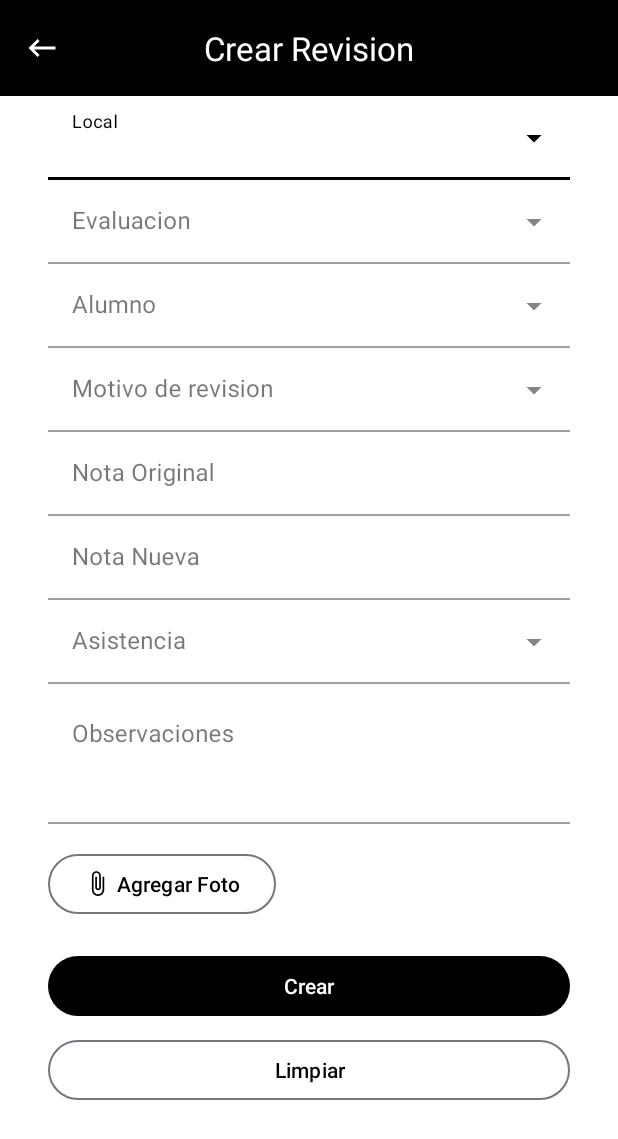
After one commit to EdwinPalacio5/peche, an Android app: the CrearRevisionActivity screen opened directly, with no data from a screen before it, on a phone screen of 412 x 824 dp. The commit adds this screen. Shown: the top 1139 px of the screen. Run offline under Robolectric (Android 15) with nearby library versions, the phone set to English and light mode, and no system bars; our stand-ins replace Volley; network calls fail; pictures from the network do not load.

Commit message:
revision register

```diff
--- a/app/src/main/java/com/ues/gpo7fb16014/MainActivity.kt
+++ b/app/src/main/java/com/ues/gpo7fb16014/MainActivity.kt
@@ -11,7 +11,7 @@ import com.ues.gpo7fb16014.db.ControlDB
 class MainActivity : AppCompatActivity() {
 
     var menu = arrayOf("Alumnos", "Materias", "Docentes", "Agregar Evidencias")//"LLENADO DE DATOS"
-    var activities = arrayOf("AlumnoActivity", "MateriaActivity", "DocenteActivity", "CamaraActivity")
+    var activities = arrayOf("AlumnoActivity", "MateriaActivity", "DocenteActivity", "RevisionActivity")
     var binding : ActivityMainBinding? = null
 
     override fun onCreate(savedInstanceState: Bundle?) {
--- a/app/src/main/java/com/ues/gpo7fb16014/crud/CamaraFragment.kt
+++ b/app/src/main/java/com/ues/gpo7fb16014/crud/CamaraFragment.kt
@@ -158,8 +158,6 @@ class CamaraFragment : Fragment() {
         ft.remove(this)
         ft.setTransition(FragmentTransaction.TRANSIT_FRAGMENT_CLOSE)
         ft.commit()
-
-        requireActivity().onBackPressedDispatcher.onBackPressed()
     }
 
     private fun clearPhoto() {
--- /dev/null
+++ b/app/src/main/java/com/ues/gpo7fb16014/crud/revision/CrearRevisionActivity.kt
@@ -0,0 +1,167 @@
+package com.ues.gpo7fb16014.crud.revision
+
+import android.graphics.BitmapFactory
+import android.net.Uri
+import android.os.Bundle
+import android.view.View
+import android.view.ViewGroup
+import android.widget.ArrayAdapter
+import android.widget.TextView
+import androidx.appcompat.app.AppCompatActivity
+import androidx.fragment.app.FragmentManager
+import androidx.fragment.app.FragmentTransaction
+import com.android.volley.DefaultRetryPolicy
+import com.android.volley.Request
+import com.android.volley.RequestQueue
+import com.android.volley.toolbox.StringRequest
+import com.android.volley.toolbox.Volley
+import com.bumptech.glide.Glide
+import com.google.gson.GsonBuilder
+import com.ues.gpo7fb16014.Constants
+import com.ues.gpo7fb16014.crud.CamaraFragment
+import com.ues.gpo7fb16014.databinding.ActivityCrearRevisionBinding
+import com.ues.gpo7fb16014.models.Alumno
+import com.ues.gpo7fb16014.models.Revision
+import com.ues.gpo7fb16014.rotate
+import com.ues.gpo7fb16014.toBase64
+import org.json.JSONObject
+import java.io.File
+import java.util.Locale
+
+class CrearRevisionActivity : AppCompatActivity() {
+    var binding : ActivityCrearRevisionBinding? = null
+
+    var revision : Revision = Revision()
+    var alumnos : ArrayList<Alumno> = ArrayList()
+    //locales, motivos
+
+    private lateinit var requestQueue: RequestQueue
+    private val url = "${Constants.url}/api/revisiones"
+    private val urlData = "${Constants.url}/api/data-revision"
+
+    override fun onCreate(savedInstanceState: Bundle?) {
+        super.onCreate(savedInstanceState)
+        binding = ActivityCrearRevisionBinding.inflate(layoutInflater, null, false)
+
+        binding?.let {binding ->
+            binding.btnAgregarFoto.setOnClickListener { takePhoto() }
+        }
+
+        requestData()
+
+        setContentView(binding!!.root)
+    }
+
+    private fun requestData() {
+
+        requestQueue = Volley.newRequestQueue(this)
+
+        val getRequest = StringRequest(Request.Method.GET, urlData,
+            { response ->
+                println(response)
+                val gson = GsonBuilder().create()
+                //inicializar
+                alumnos = ArrayList()
+
+
+                val result = JSONObject(response)
+                val alumnosArray = result.getJSONArray("alumnos")
+                for (x in 0 until alumnosArray.length()) {
+                    val jsonObject : JSONObject = alumnosArray.getJSONObject(x)
+                    val item: Alumno = gson.fromJson(jsonObject.toString(), Alumno::class.java)
+                    alumnos.add(item)
+                }
+                renderAlumnos()
+                binding?.let {
+                    it.loading.visibility = View.GONE
+                }
+            },
+            { error ->
+                println(error)
+                binding?.let {
+                    it.loading.visibility = View.GONE
+                }
+            }).apply {
+            retryPolicy = DefaultRetryPolicy(15000,
+                DefaultRetryPolicy.DEFAULT_MAX_RETRIES,
+                DefaultRetryPolicy.DEFAULT_BACKOFF_MULT)
+        }
+
+        requestQueue.add(getRequest)
+    }
+
+
+    private fun renderAlumnos() {
+        val adapter: ArrayAdapter<Alumno> = object : ArrayAdapter<Alumno>(this, android.R.layout.simple_spinner_item, alumnos) {
+            override fun getView(position: Int, convertView: View?, parent: ViewGroup): View {
+                val v = super.getView(position, convertView, parent)
+                (v as TextView).textSize = 14f
+                v.text = alumnos[position].nombre
+
+                v.post {
+                    v.isSingleLine = false
+                    v.getLayoutParams().height = ViewGroup.LayoutParams.WRAP_CONTENT
+                }
+                return v
+            }
+        }
+
+        binding?.let { binding ->
+            binding.localSpinner.setAdapter(adapter)
+            binding.localSpinner.setText("Select", false)
+            binding.localSpinner.setOnItemClickListener { parent, view, position, id ->
+                revision.alumno_id = alumnos[position].id
+                revision.carnet = alumnos[position].carnet
+            }
+        }
+
+    }
+
+    private fun takePhoto() {
+        val fm: FragmentManager = supportFragmentManager
+        val ft = fm.beginTransaction()
+        val takePhotoFragment = CamaraFragment()
+        binding?.layoutMain?.let { ft.add(it.id, takePhotoFragment, "TAKE_PHOT0") }
+        ft.setReorderingAllowed(true)
+        ft.setTransition(FragmentTransaction.TRANSIT_FRAGMENT_OPEN)
+        ft.commit()
+        fm.setFragmentResultListener("take_photo", this) { requestKey: String?, bundle: Bundle? ->
+            bundle?.let {
+                revision.filename = it.getString("filename", revision.filename)
+                renderFoto(revision.filename)
+                println(revision.filename)
+                println(getBase64(filename = revision.filename))
+            }
+        }
+    }
+
+    private fun renderFoto(filename: String) {
+        binding?.let { binding ->
+            val path : String = filesDir.path
+            if (filename.isNotEmpty()) {
+                val imgFile: File = File(path, filename)
+                if (imgFile.exists()) {
+                    Glide.with(this)
+                        .load(Uri.fromFile(imgFile))
+                        .into(binding.imageRevision)
+                }
+            }
+        }
+    }
+
+    fun getBase64(filename : String) : String{
+        var base64 = ""
+        try {
+            val path : String = filesDir.path
+            val file = File(path, filename)
+            if (file.exists()) {
+                val bmOptions = BitmapFactory.Options()
+                val bitmap = BitmapFactory.decodeFile(file.absolutePath, bmOptions)
+                base64 = bitmap.toBase64()// get base64 encoded string.
+            }
+        } catch (e: Exception) {
+            e.printStackTrace()
+        }
+        return base64
+    }
+}
--- /dev/null
+++ b/app/src/main/java/com/ues/gpo7fb16014/crud/revision/RevisionListAdapter.kt
@@ -0,0 +1,4 @@
+package com.ues.gpo7fb16014.crud.revision
+
+class RevisionListAdapter {
+}
--- a/app/src/main/java/com/ues/gpo7fb16014/models/Alumno.kt
+++ b/app/src/main/java/com/ues/gpo7fb16014/models/Alumno.kt
@@ -11,4 +11,8 @@ data class Alumno (
     var nombre : String = "",
     @SerializedName("carrera")
     var carrera : String = "",
-)
+){
+    override fun toString(): String {
+        return nombre
+    }
+}
--- a/app/src/main/java/com/ues/gpo7fb16014/models/FileFoto.kt
+++ /dev/null
@@ -1,5 +0,0 @@
-package com.ues.gpo7fb16014.models
-
-class FileFoto {
-
-}
--- /dev/null
+++ b/app/src/main/java/com/ues/gpo7fb16014/models/Revision.kt
@@ -0,0 +1,37 @@
+package com.ues.gpo7fb16014.models
+
+import com.google.gson.annotations.SerializedName
+
+data class Revision(
+    @SerializedName("id")
+    var id : Int = 0,
+    @SerializedName("test_id")
+    var test_id : Int = 0,
+    @SerializedName("alumno_id")
+    var alumno_id : Int = 0,
+    @SerializedName("location_id")
+    var location_id : Int = 0,
+    @SerializedName("motivo_id")
+    var motivo_id : Int = 0,
+    @SerializedName("asistencia")
+    var asistencia : Int = 0,
+    @SerializedName("nota_original")
+    var nota_original : Double = 0.0,
+    @SerializedName("nueva_nota")
+    var nueva_nota : Double = 0.0,
+    @SerializedName("observaciones")
+    var observaciones : String = "",
+    @SerializedName("created_at")
+    var created_at : String = "",
+    @SerializedName("updated_at")
+    var updated_at : String = "",
+    @SerializedName("cod_eva")
+    var cod_eva : String = "",
+    @SerializedName("cod_motivo")
+    var cod_motivo : String = "",
+    @SerializedName("cod_local")
+    var cod_local : String = "",
+    @SerializedName("carnet")
+    var carnet : String = "",
+    var filename : String = ""
+)
--- /dev/null
+++ b/app/src/main/res/drawable/baseline_attach_file_24.xml
@@ -0,0 +1,5 @@
+<vector android:height="24dp" android:tint="#FFFFFF"
+    android:viewportHeight="24" android:viewportWidth="24"
+    android:width="24dp" xmlns:android="http://schemas.android.com/apk/res/android">
+    <path android:fillColor="@android:color/white" android:pathData="M16.5,6v11.5c0,2.21 -1.79,4 -4,4s-4,-1.79 -4,-4V5c0,-1.38 1.12,-2.5 2.5,-2.5s2.5,1.12 2.5,2.5v10.5c0,0.55 -0.45,1 -1,1s-1,-0.45 -1,-1V6H10v9.5c0,1.38 1.12,2.5 2.5,2.5s2.5,-1.12 2.5,-2.5V5c0,-2.21 -1.79,-4 -4,-4S7,2.79 7,5v12.5c0,3.04 2.46,5.5 5.5,5.5s5.5,-2.46 5.5,-5.5V6h-1.5z"/>
+</vector>
--- /dev/null
+++ b/app/src/main/res/layout/activity_crear_revision.xml
@@ -0,0 +1,245 @@
+<?xml version="1.0" encoding="utf-8"?>
+<FrameLayout
+    android:id="@+id/layoutMain"
+    xmlns:android="http://schemas.android.com/apk/res/android"
+    xmlns:app="http://schemas.android.com/apk/res-auto"
+    android:layout_width="match_parent"
+    android:layout_height="match_parent">
+    <androidx.coordinatorlayout.widget.CoordinatorLayout
+        android:id="@+id/coordinatorLayoutMain"
+        android:layout_width="match_parent"
+        android:layout_height="match_parent"
+        android:background="@color/white"
+        android:clickable="true"
+        android:focusable="true"
+        android:visibility="visible">
+
+        <com.google.android.material.appbar.AppBarLayout
+            android:id="@+id/appBarLayout"
+            android:layout_width="match_parent"
+            android:layout_height="wrap_content"
+            android:background="@color/black"
+            android:fitsSystemWindows="true">
+
+            <com.google.android.material.appbar.MaterialToolbar
+                android:id="@+id/toolbar"
+                android:layout_width="match_parent"
+                android:layout_height="wrap_content"
+                app:layout_collapseMode="pin"
+                app:title="Crear Revision"
+                app:titleCentered="true"
+                app:titleTextColor="@color/white"
+                app:navigationIcon="@drawable/outline_keyboard_backspace_24"
+                app:navigationIconTint="@color/white"/>
+
+        </com.google.android.material.appbar.AppBarLayout>
+
+
+        <androidx.appcompat.widget.LinearLayoutCompat
+            android:layout_width="match_parent"
+            android:layout_height="wrap_content"
+            app:layout_behavior="@string/appbar_scrolling_view_behavior"
+            android:orientation="vertical">
+
+            <ScrollView
+                android:layout_width="match_parent"
+                android:layout_height="match_parent">
+                <androidx.appcompat.widget.LinearLayoutCompat
+                    android:layout_width="match_parent"
+                    android:layout_height="wrap_content"
+                    android:orientation="vertical"
+                    android:paddingHorizontal="32dp">
+                    <com.google.android.material.textfield.TextInputLayout
+                        android:id="@+id/textInputLayoutLocal"
+                        android:layout_width="match_parent"
+                        android:layout_height="wrap_content"
+                        app:hintEnabled="true"
+                        android:hint="Local"
+                        app:boxBackgroundColor="@color/white"
+                        style="@style/Widget.MaterialComponents.TextInputLayout.FilledBox.ExposedDropdownMenu">
+
+                        <AutoCompleteTextView
+                            android:id="@+id/localSpinner"
+                            android:layout_width="match_parent"
+                            android:layout_height="wrap_content"
+                            android:gravity="center_vertical"
+                            android:singleLine="true"
+                            android:editable="false"/>
+
+                    </com.google.android.material.textfield.TextInputLayout>
+                    <com.google.android.material.textfield.TextInputLayout
+                        android:id="@+id/textInputLayoutEvaluacion"
+                        android:layout_width="match_parent"
+                        android:layout_height="wrap_content"
+                        app:hintEnabled="true"
+                        android:hint="Evaluacion"
+                        app:boxBackgroundColor="@color/white"
+                        style="@style/Widget.MaterialComponents.TextInputLayout.FilledBox.ExposedDropdownMenu">
+
+                        <AutoCompleteTextView
+                            android:id="@+id/evaluacionSpinner"
+                            android:layout_width="match_parent"
+                            android:layout_height="wrap_content"
+                            android:gravity="center_vertical"
+                            android:singleLine="true"
+                            android:editable="false"/>
+
+                    </com.google.android.material.textfield.TextInputLayout>
+                    <com.google.android.material.textfield.TextInputLayout
+                        android:id="@+id/textInputLayoutAlumno"
+                        android:layout_width="match_parent"
+                        android:layout_height="wrap_content"
+                        app:hintEnabled="true"
+                        android:hint="Alumno"
+                        app:boxBackgroundColor="@color/white"
+                        style="@style/Widget.MaterialComponents.TextInputLayout.FilledBox.ExposedDropdownMenu">
+
+                        <AutoCompleteTextView
+                            android:id="@+id/alumnoSpinner"
+                            android:layout_width="match_parent"
+                            android:layout_height="wrap_content"
+                            android:gravity="center_vertical"
+                            android:singleLine="true"
+                            android:editable="false"/>
+
+                    </com.google.android.material.textfield.TextInputLayout>
+                    <com.google.android.material.textfield.TextInputLayout
+                        android:id="@+id/textInputLayoutMotivo"
+                        android:layout_width="match_parent"
+                        android:layout_height="wrap_content"
+                        app:hintEnabled="true"
+                        android:hint="Motivo de revision"
+                        app:boxBackgroundColor="@color/white"
+                        style="@style/Widget.MaterialComponents.TextInputLayout.FilledBox.ExposedDropdownMenu">
+
+                        <AutoCompleteTextView
+                            android:id="@+id/motivoSpinner"
+                            android:layout_width="match_parent"
+                            android:layout_height="wrap_content"
+                            android:gravity="center_vertical"
+                            android:singleLine="true"
+                            android:editable="false"/>
+
+                    </com.google.android.material.textfield.TextInputLayout>
+                    <com.google.android.material.textfield.TextInputLayout
+                        android:id="@+id/textInputLayoutNotaOriginal"
+                        android:layout_width="match_parent"
+                        android:layout_height="wrap_content"
+                        app:hintEnabled="true"
+                        android:hint="Nota Original"
+                        app:boxBackgroundColor="@color/white"
+                        style="@style/Widget.MaterialComponents.TextInputLayout.FilledBox">
+
+                        <com.google.android.material.textfield.TextInputEditText
+                            android:id="@+id/textInputEditTextNotaOriginal"
+                            android:layout_width="match_parent"
+                            android:layout_height="wrap_content"
+                            android:gravity="center_vertical"
+                            android:inputType="numberDecimal"
+                            android:singleLine="true"
+                            android:textAllCaps="true"/>
+
+                    </com.google.android.material.textfield.TextInputLayout>
+                    <com.google.android.material.textfield.TextInputLayout
+                        android:id="@+id/textInputLayoutNotaNueva"
+                        android:layout_width="match_parent"
+                        android:layout_height="wrap_content"
+                        app:hintEnabled="true"
+                        android:hint="Nota Nueva"
+                        app:boxBackgroundColor="@color/white"
+                        style="@style/Widget.MaterialComponents.TextInputLayout.FilledBox">
+
+                        <com.google.android.material.textfield.TextInputEditText
+                            android:id="@+id/textInputEditTextNotaNueva"
+                            android:layout_width="match_parent"
+                            android:layout_height="wrap_content"
+                            android:gravity="center_vertical"
+                            android:inputType="numberDecimal"
+                            android:singleLine="true"
+                            android:textAllCaps="true"/>
+
+                    </com.google.android.material.textfield.TextInputLayout>
+                    <com.google.android.material.textfield.TextInputLayout
+                        android:id="@+id/textInputLayoutAsistencia"
+                        android:layout_width="match_parent"
+                        android:layout_height="wrap_content"
+                        app:hintEnabled="true"
+                        android:hint="Asistencia"
+                        app:boxBackgroundColor="@color/white"
+                        style="@style/Widget.MaterialComponents.TextInputLayout.FilledBox.ExposedDropdownMenu">
+
+                        <AutoCompleteTextView
+                            android:id="@+id/asistenciaSpinner"
+                            android:layout_width="match_parent"
+                            android:layout_height="wrap_content"
+                            android:gravity="center_vertical"
+                            android:singleLine="true"
+                            android:editable="false"/>
+
+                    </com.google.android.material.textfield.TextInputLayout>
+                    <com.google.android.material.textfield.TextInputLayout
+                        android:id="@+id/textInputLayoutObservacion"
+                        android:layout_width="match_parent"
+                        android:layout_height="wrap_content"
+                        app:hintEnabled="true"
+                        android:hint="Observaciones"
+                        app:boxBackgroundColor="@color/white"
+                        style="@style/Widget.MaterialComponents.TextInputLayout.FilledBox">
+
+                        <com.google.android.material.textfield.TextInputEditText
+                            android:id="@+id/textInputEditTextObservaciones"
+                            android:layout_width="match_parent"
+                            android:layout_height="wrap_content"
+                            android:inputType="textMultiLine"
+                            android:minLines="3"
+                            android:gravity="start"/>
+
+                    </com.google.android.material.textfield.TextInputLayout>
+                    <com.google.android.material.button.MaterialButton
+                        android:id="@+id/btnAgregarFoto"
+                        style="@style/Widget.Material3.Button.OutlinedButton"
+                        android:layout_width="wrap_content"
+                        android:layout_height="wrap_content"
+                        android:layout_marginVertical="16dp"
+                        app:icon="@drawable/baseline_attach_file_24"
+                        android:text="Agregar Foto"/>
+
+                    <ImageView
+                        android:id="@+id/imageRevision"
+                        android:layout_width="match_parent"
+                        android:layout_height="wrap_content"/>
+
+                    <com.google.android.material.button.MaterialButton
+                        android:id="@+id/btnCrear"
+                        android:layout_width="match_parent"
+                        android:layout_height="wrap_content"
+                        android:layout_marginVertical="4dp"
+                        android:text="Crear"/>
+                    <com.google.android.material.button.MaterialButton
+                        android:id="@+id/btnLimpiar"
+                        style="@style/Widget.Material3.Button.OutlinedButton"
+                        android:layout_width="match_parent"
+                        android:layout_height="wrap_content"
+                        android:layout_marginVertical="4dp"
+                        android:text="Limpiar"/>
+                </androidx.appcompat.widget.LinearLayoutCompat>
+            </ScrollView>
+        </androidx.appcompat.widget.LinearLayoutCompat>
+
+
+    </androidx.coordinatorlayout.widget.CoordinatorLayout>
+
+    <RelativeLayout
+        android:id="@+id/loading"
+        android:layout_width="match_parent"
+        android:layout_height="match_parent">
+        <com.airbnb.lottie.LottieAnimationView
+            android:id="@+id/imgLoading"
+            android:layout_width="wrap_content"
+            android:layout_height="wrap_content"
+            android:layout_centerInParent="true"
+            app:lottie_autoPlay="true"
+            app:lottie_loop="true"
+            app:lottie_rawRes="@raw/loading"/>
+    </RelativeLayout>
+</FrameLayout>
--- a/app/src/main/res/layout/activity_main.xml
+++ b/app/src/main/res/layout/activity_main.xml
@@ -34,9 +34,10 @@
 
         <RelativeLayout
             android:layout_width="match_parent"
-            android:layout_height="wrap_content"
+            android:layout_height="match_parent"
             app:layout_behavior="@string/appbar_scrolling_view_behavior"
-            android:layout_marginBottom="?actionBarSize">
+            android:layout_marginBottom="?actionBarSize"
+            android:layout_gravity="center">
 
             <ListView
                 android:id="@+id/listMenu"
```
Also changed, not shown: app/src/main/AndroidManifest.xml (+16 -5 lines), app/src/main/java/com/ues/gpo7fb16014/crud/CamaraActivity.kt (+2 -15 lines), app/src/main/java/com/ues/gpo7fb16014/crud/RevisionActivity.kt (added, +40 -0 lines), app/src/main/java/com/ues/gpo7fb16014/crud/revision/ListarRevisionActivity.kt (added, +12 -0 lines), app/src/main/java/com/ues/gpo7fb16014/extensions.kt (+9 -0 lines), app/src/main/res/layout/activity_listar_revision.xml (added, +9 -0 lines), app/src/main/res/layout/activity_revision.xml (added, +52 -0 lines).
